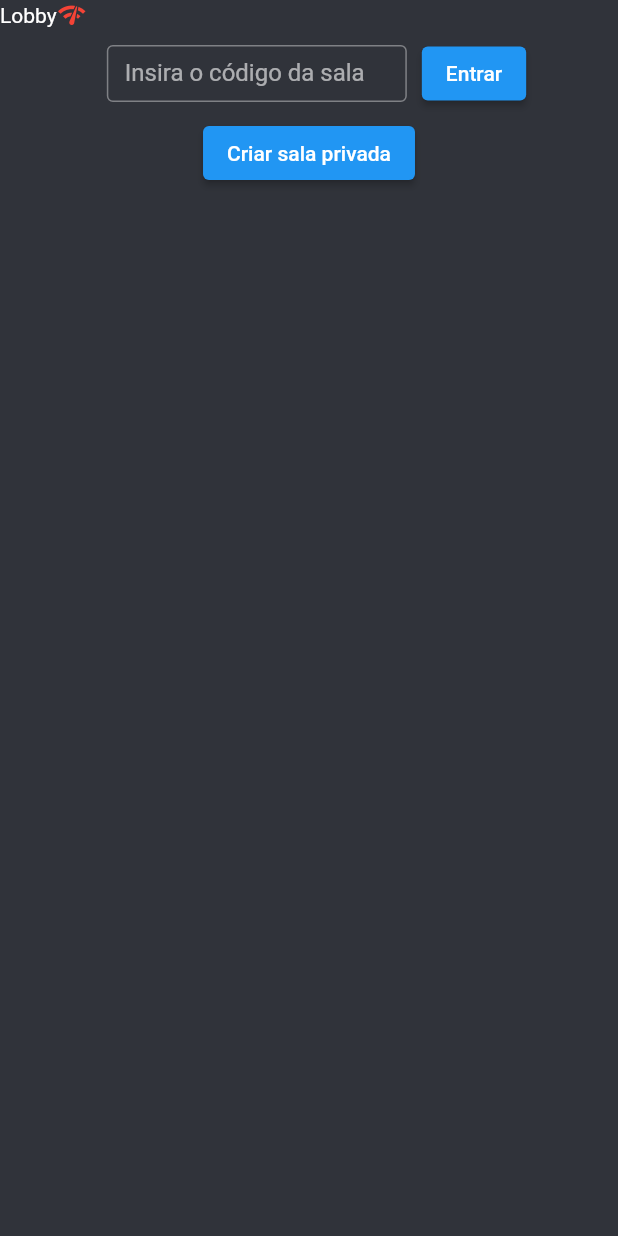
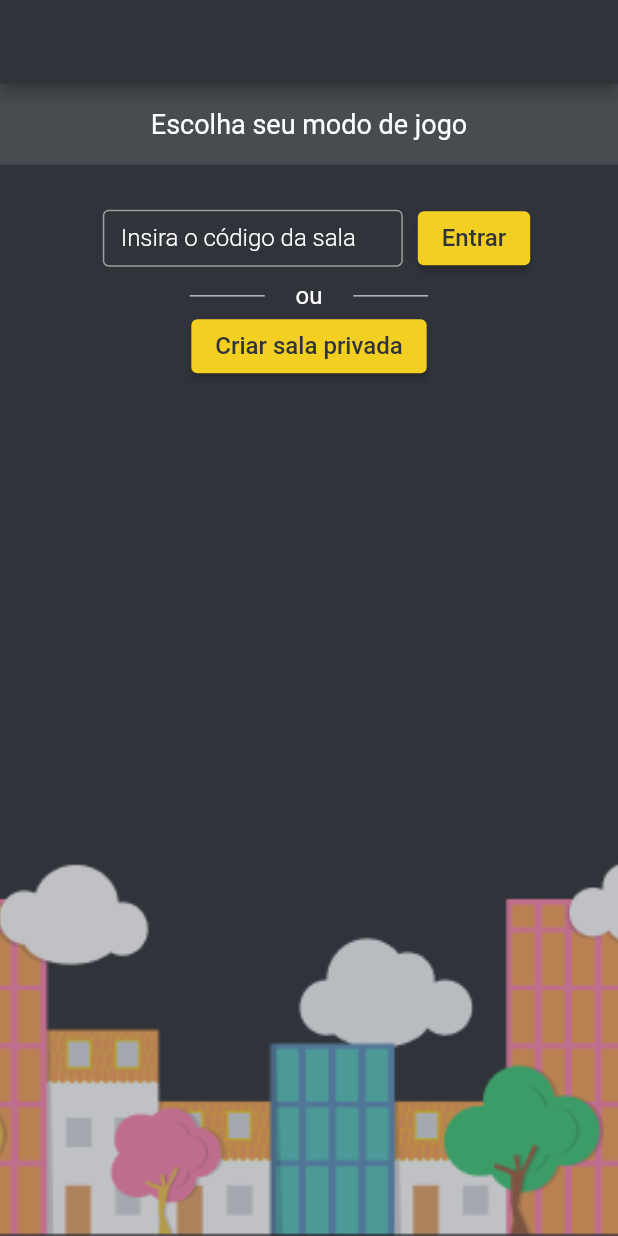
Before and after one commit to yuumasato/have_you_heard, a Flutter app: the LobbyScreen screen opened by its route, on a phone screen of 412 x 824 dp. Run offline on Flutter 3.47's test engine with Material 2 defaults, Android fonts, the light colour scheme and no system bars; our stand-ins replace get, shared_preferences, socket_io_client; accounts and stored records are empty; network calls fail.

Commit message:
Add lobby ui fix

```diff
--- a/lib/ui/lobby.dart
+++ b/lib/ui/lobby.dart
@@ -1,6 +1,7 @@
 import 'package:flutter/material.dart';
 import 'package:flutter/services.dart';
 import 'package:get/get.dart';
+import 'package:have_you_heard/constants/colors.dart';
 
 import 'package:have_you_heard/game_state.dart';
 import 'package:have_you_heard/ui/room.dart';
@@ -17,6 +18,10 @@ class LobbyScreen extends StatefulWidget {
 
 class _LobbyScreenState extends State<LobbyScreen> {
   final myController = TextEditingController();
+  final appBar = AppBar(
+    backgroundColor: kBackgroundDarkestGray,
+    automaticallyImplyLeading: false,
+  );
 
   @override
   void initState() {
@@ -31,12 +36,14 @@ class _LobbyScreenState extends State<LobbyScreen> {
 
   @override
   Widget build(BuildContext context) {
-    return WillPopScope (
+    final screenHeight = MediaQuery.of(context).size.height;
+    final appBarHeight = appBar.preferredSize.height;
+    final statusBarHeight = MediaQuery.of(context).padding.top;
+    return WillPopScope(
       onWillPop: () async {
         await showDialog(
             context: context,
-            builder: (_) =>
-                AlertDialog(
+            builder: (_) => AlertDialog(
                   title: const Text('Sair do jogo?'),
                   actions: [
                     ElevatedButton(
@@ -52,51 +59,125 @@ class _LobbyScreenState extends State<LobbyScreen> {
         return false;
       },
       child: Scaffold(
+        backgroundColor: kBackgroundDarkestGray,
+        appBar: appBar,
         body: SafeArea(
           child: Column(
+            crossAxisAlignment: CrossAxisAlignment.stretch,
             children: [
-              Consumer<HyhState> (
-                  builder: (context, hyh, child) {
-                    return Row(
+              Container(
+                margin: EdgeInsets.only(bottom:20),
+                height: (screenHeight - appBarHeight - statusBarHeight) * 0.07,
+                color: kBackgroundDarkGray,
+                alignment: Alignment.center,
+                child: const Text(
+                  'Escolha seu modo de jogo',
+                  textAlign: TextAlign.center,
+                  style: TextStyle(color: Colors.white, fontSize: 18),
+                ),
+              ),
+              Expanded(
+                flex:3,
+                child: Column(
                   children: [
-                          const Text('Lobby'
-                          ),
-                          Icon(Icons.network_check,color: hyh.socketColor, size: 20.0),
-                        ]
-                    );
-                  }
-              ),
                     Row(
                       mainAxisAlignment: MainAxisAlignment.center,
                       children: [
                         Container(
                             margin: const EdgeInsets.all(10.0),
+                            height: 38,
                             width: 200.0,
-                      height: 38.0,
                             child: TextField(
                                 controller: myController,
                                 decoration: const InputDecoration(
-                            border: OutlineInputBorder(),
+                                  enabledBorder: OutlineInputBorder(
+                                    borderSide: BorderSide(color: Colors.grey),
+                                  ),
                                   labelText: 'Insira o código da sala',
-                          ))
+                                  labelStyle: TextStyle(fontSize: 16, color: Colors.white,fontWeight: FontWeight.w300),
+                                  hintStyle: TextStyle(color: Colors.white),
+                                  focusColor: Colors.red,
+                                  focusedBorder:OutlineInputBorder(
+                                    borderSide: BorderSide(color: Colors.white, width: 2.0),
+                                  ),
+                                ),
+                              style: const TextStyle(color: Colors.white, decoration: TextDecoration.none),
+                            ),
                         ),
                         ElevatedButton(
+                            style: ElevatedButton.styleFrom(primary:kYellowButton),
                             onPressed: () {
                               String roomID = myController.text;
-                        Provider.of<HyhState>(context, listen: false).roomID = int.parse(roomID);
-                        Navigator.pushNamed(context, RoomScreen.routeName, arguments: roomID);
+                              Provider.of<HyhState>(context, listen: false).roomID =
+                                  int.parse(roomID);
+                              Navigator.pushNamed(context, RoomScreen.routeName,
+                                  arguments: roomID);
                             },
-                      child: Text('entrar'.tr)),
+                            child:
+                            Text(
+                              'entrar'.tr,
+                              style: const TextStyle(fontSize: 16, color: kBackgroundDarkestGray),
+                            )),
                       ],
                     ),
+                    Container(
+                      width: 200,
+                      child:
+                        Row(
+                          mainAxisAlignment: MainAxisAlignment.spaceEvenly,
+                          children: [
+                            Container(
+                              width: 50,
+                              child: const Divider(
+                                color: Colors.white,
+                              ),
+                            ),
+                            const Text(
+                              'ou',
+                              style: TextStyle(fontSize: 16, color: Colors.white),
+                            ),
+                            Container(
+                              width: 50,
+                              child: const Divider(
+                                color: Colors.white,
+                              ),
+                            ),
+                          ],
+                        ),
+                    ),
+
                     ElevatedButton(
+                      style: ElevatedButton.styleFrom(primary:kYellowButton),
                         onPressed: () {
                           // Requisitar ao servidor criação de nova sala
                           // TODO: criar GameState e passar pra RoomScreen
-                    String roomID = Provider.of<HyhState>(context, listen: false).roomID.toString();
-                    Navigator.pushNamed(context, RoomScreen.routeName, arguments: roomID);
+                          String roomID =
+                          Provider.of<HyhState>(context, listen: false)
+                              .roomID
+                              .toString();
+                          Navigator.pushNamed(context, RoomScreen.routeName,
+                              arguments: roomID);
                         },
-                  child: Text('criarSala'.tr)),
+                        child:
+                        Text(
+                          'criarSala'.tr,
+                          style: const TextStyle(fontSize: 16, color: kBackgroundDarkestGray),
+                        )),
+                  ],
+                ),
+              ),
+              Expanded(
+                flex: 2,
+                  child: Container(
+                    decoration: const BoxDecoration(
+                      image: DecorationImage(
+                        image: AssetImage("assets/images/full_landscape.png"),
+                        fit: BoxFit.cover,
+                        alignment: Alignment.topCenter,
+                      ),
+                    ),
+                  ),
+              ),
             ],
           ),
         ),
```
Also changed, not shown: assets/images/full_landscape.png (added). Lines whose indentation alone changed are shown as unchanged.
